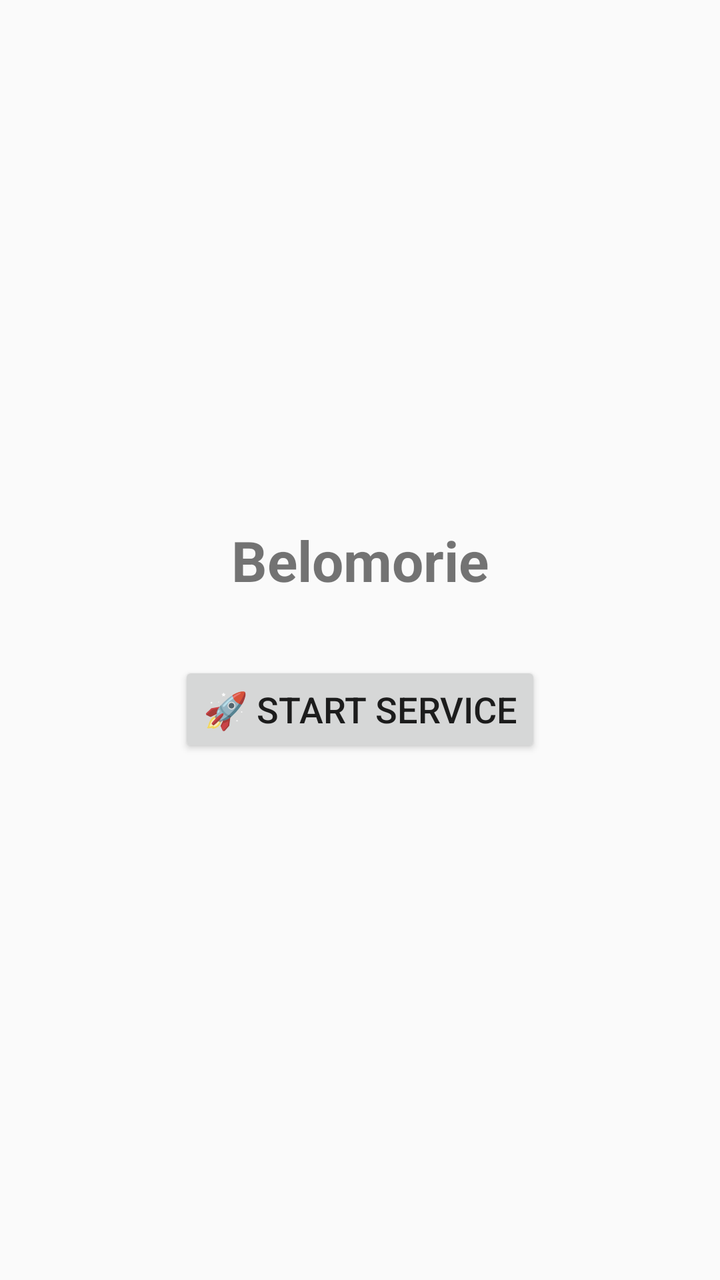
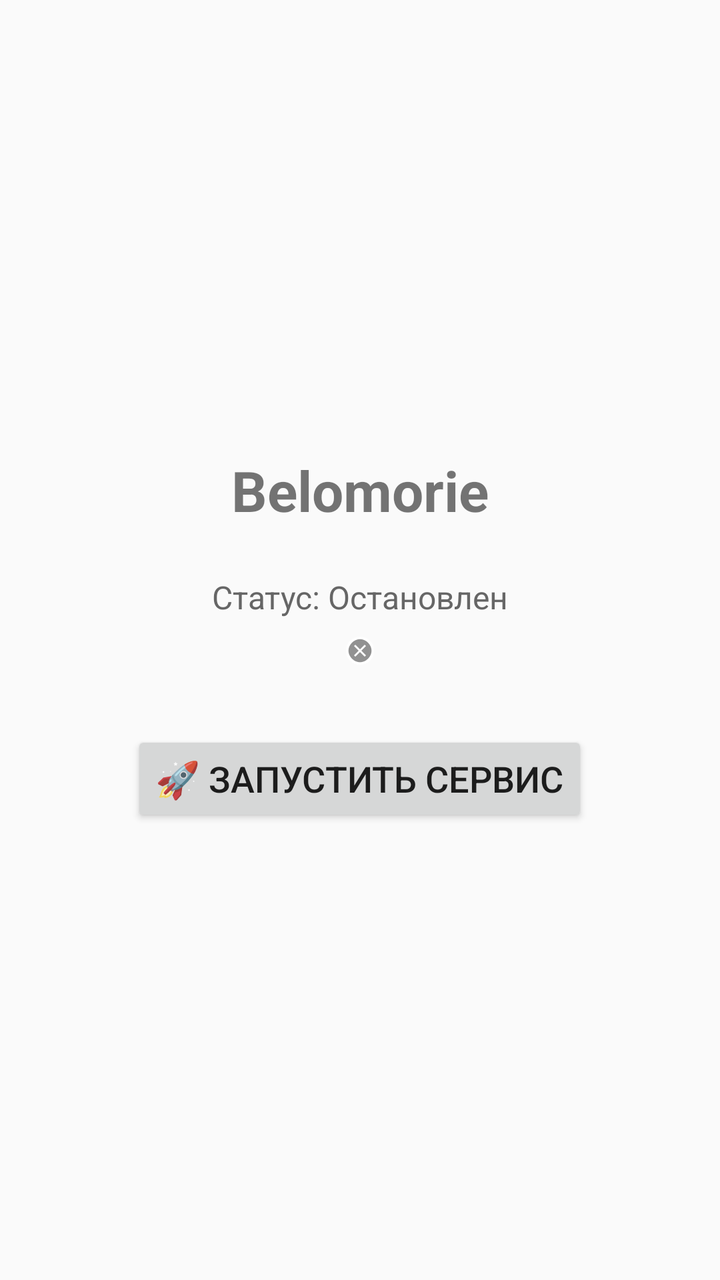

An Android layout rendered at two revisions. The XML below is the earlier revision; the diff shows what the commit changed to produce the second picture.
<!-- AndroidManifest.xml: activity theme Theme.Belomorie -->
<!-- res/layout/activity_main.xml -->
<?xml version="1.0" encoding="utf-8"?>
<LinearLayout xmlns:android="http://schemas.android.com/apk/res/android"
    android:layout_width="match_parent"
    android:layout_height="match_parent"
    android:gravity="center"
    android:orientation="vertical"
    android:padding="32dp">

    <TextView
        android:layout_width="wrap_content"
        android:layout_height="wrap_content"
        android:text="Belomorie"
        android:textSize="28sp"
        android:textStyle="bold" />

    <Button
        android:id="@+id/startButton"
        android:layout_width="wrap_content"
        android:layout_height="wrap_content"
        android:layout_marginTop="32dp"
        android:text="🚀 START SERVICE"
        android:textSize="18sp" />

</LinearLayout>
<!-- resources referenced by this layout -->
<resources>
  <style name="Theme.Belomorie" parent="Theme.AppCompat.Light.DarkActionBar" />
</resources>

<!-- the commit's change to res/layout/activity_main.xml (unified diff, before → after) -->
@@ -13,12 +13,28 @@
         android:textSize="28sp"
         android:textStyle="bold" />
 
+    <TextView
+        android:id="@+id/statusText"
+        android:layout_width="wrap_content"
+        android:layout_height="wrap_content"
+        android:layout_marginTop="24dp"
+        android:text="Статус: Остановлен"
+        android:textSize="16sp"
+        android:textColor="#666666" />
+
+    <View
+        android:id="@+id/statusIndicator"
+        android:layout_width="16dp"
+        android:layout_height="16dp"
+        android:layout_marginTop="8dp"
+        android:background="@android:drawable/presence_offline" />
+
     <Button
-        android:id="@+id/startButton"
+        android:id="@+id/serviceButton"
         android:layout_width="wrap_content"
         android:layout_height="wrap_content"
         android:layout_marginTop="32dp"
-        android:text="🚀 START SERVICE"
+        android:text="🚀 ЗАПУСТИТЬ СЕРВИС"
         android:textSize="18sp" />
 
 </LinearLayout>
